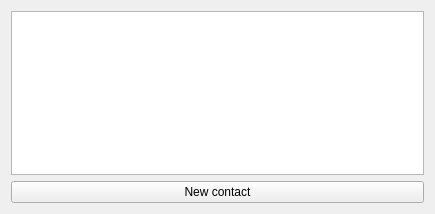
This is contact_window.ui in FunnySqirrel/Softophone as Qt 5 draws it before an edit. The edited form follows.
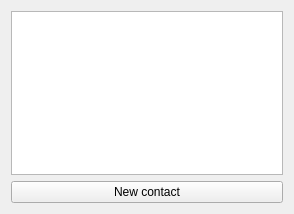
This is the edited form.

What changed in the file:
```diff
--- a/contact_window.ui
+++ b/contact_window.ui
@@ -9,7 +9,7 @@
    <rect>
     <x>0</x>
     <y>0</y>
-    <width>435</width>
+    <width>294</width>
     <height>214</height>
    </rect>
   </property>
```
